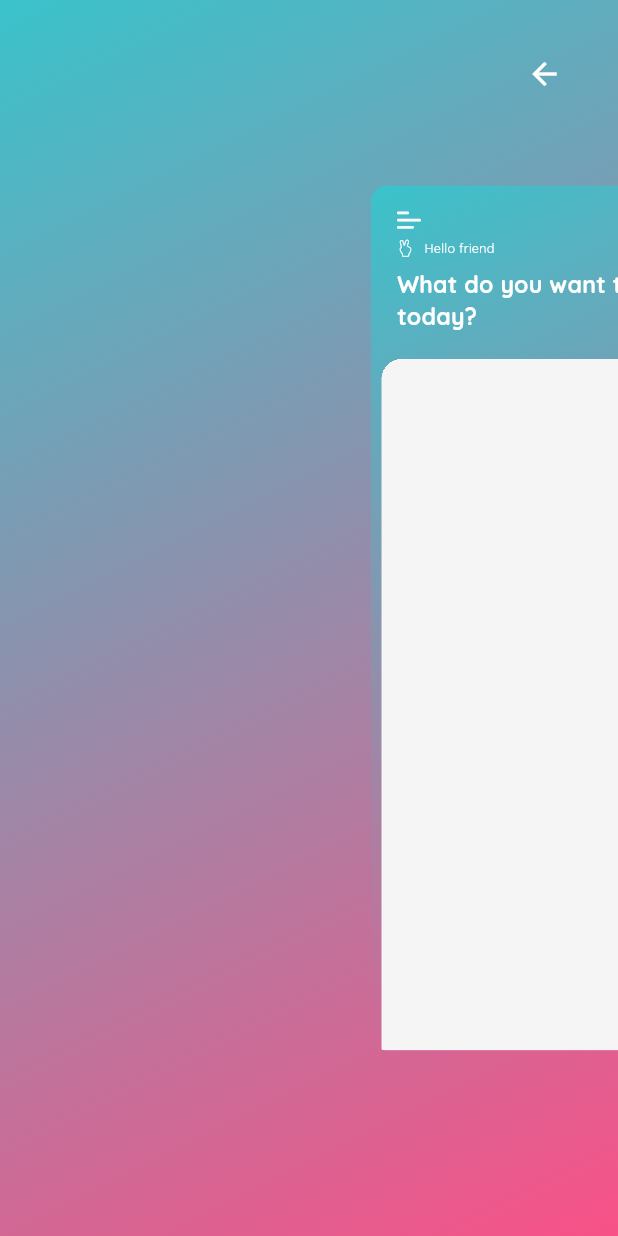
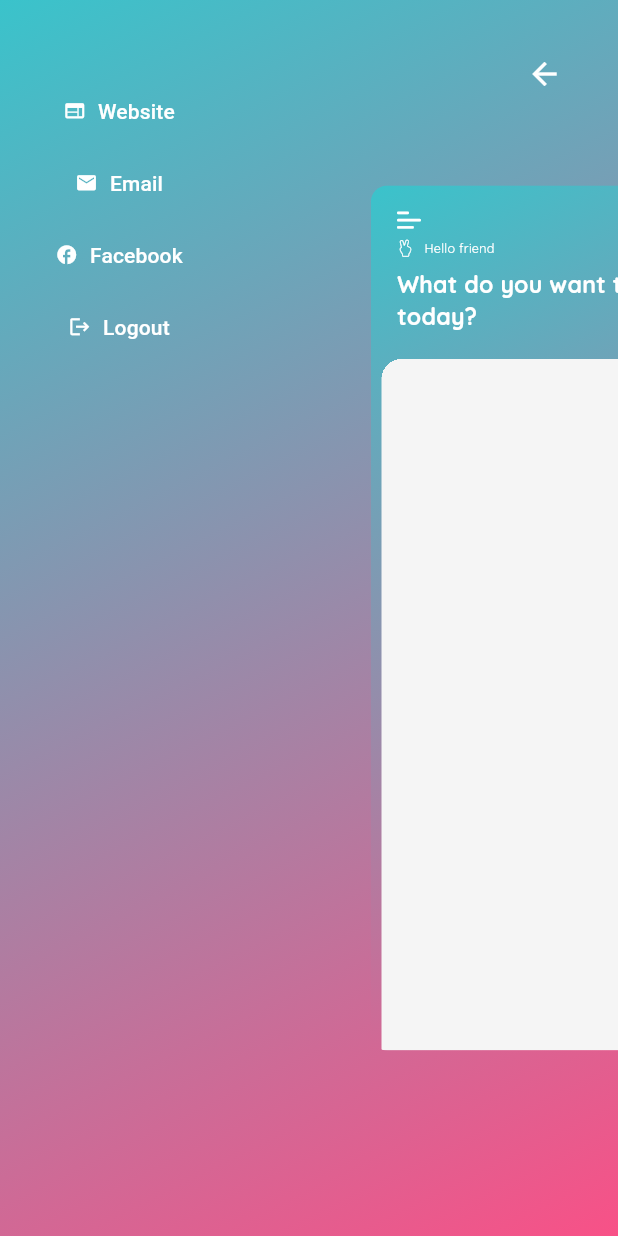
Before and after one commit to developer-zyp/study_app, a Flutter app: the HomeScreen screen opened by its route, after a tap on an icon or button, on a phone screen of 412 x 824 dp. Run offline on Flutter 3.47's test engine with Material 3 defaults, Android fonts, the phone set to English and light mode, and no system bars; drawn by our look-alikes of flutter_zoom_drawer; our stand-ins replace cached_network_image, cloud_firestore, firebase_auth, firebase_core, firebase_storage, flutter_svg and 4 more; accounts and stored records are empty; project files that could hold a hidden picture were left out.

Commit message:
google sign out ui

```diff
--- a/lib/controllers/auth_controller.dart
+++ b/lib/controllers/auth_controller.dart
@@ -47,6 +47,15 @@ class AuthController extends GetxController {
     }
   }
 
+  Future<void> signOut() async {
+    AppLogger.d('Sign out!');
+    try {
+      await _firebaseAuth.signOut();
+    } on FirebaseAuthException catch (e) {
+      AppLogger.e(e);
+    }
+  }
+
   void navigateToIntroScreen() {
     Get.offNamed(RouteNames.introScreen);
   }
@@ -76,4 +85,9 @@ class AuthController extends GetxController {
   void navigateToLoginScreen() {
     Get.toNamed(RouteNames.loginScreen);
   }
+
+  User? getUser() {
+    _user.value = _firebaseAuth.currentUser;
+    return _user.value;
+  }
 }
--- a/lib/controllers/zoom_drawer_controller.dart
+++ b/lib/controllers/zoom_drawer_controller.dart
@@ -1,9 +1,19 @@
+import 'package:firebase_auth/firebase_auth.dart';
 import 'package:flutter_zoom_drawer/flutter_zoom_drawer.dart';
 import 'package:get/get.dart';
+import 'package:study_app/controllers/auth_controller.dart';
+import 'package:study_app/utils/app_logger.dart';
 import 'package:url_launcher/url_launcher.dart';
 
 class MyZoomDrawerController extends GetxController {
   final zoomDrawerController = ZoomDrawerController();
+  Rxn<User?> user = Rxn();
+
+  @override
+  void onReady() {
+    user.value = Get.find<AuthController>().getUser();
+    super.onReady();
+  }
 
   void toggleDrawer() {
     zoomDrawerController.toggle?.call();
@@ -12,9 +22,13 @@ class MyZoomDrawerController extends GetxController {
 
   void signIn() {}
 
-  void signOut() {}
+  void signOut() {
+    Get.find<AuthController>().signOut();
+  }
 
-  void goToWebsite() {}
+  void goToWebsite() {
+    _launch(Uri.parse("https://www.google.com/"));
+  }
 
   void goToEmail() {
     final Uri emailLaunchUri = Uri(scheme: 'mailto', path: 'mypc.zyp@gmail.com');
--- a/lib/screens/home/menu_screeen.dart
+++ b/lib/screens/home/menu_screeen.dart
@@ -29,6 +29,26 @@ class MenuScreen extends GetView<MyZoomDrawerController> {
                       controller.toggleDrawer();
                     },
                   )),
+              Column(
+                children: [
+                  Obx(
+                    () => controller.user.value == null
+                        ? const SizedBox()
+                        : Text(
+                            controller.user.value?.displayName ?? "Login User",
+                            style: const TextStyle(
+                              fontWeight: FontWeight.w900,
+                              fontSize: 18,
+                              color: AppColors.onSurfaceTextColor,
+                            ),
+                          ),
+                  ),
+                  _DrawerButton(iconData: Icons.web, label: "Website", onTap: controller.goToWebsite),
+                  _DrawerButton(iconData: Icons.email, label: "Email", onTap: controller.goToEmail),
+                  _DrawerButton(iconData: Icons.facebook, label: "Facebook", onTap: controller.goToWebsite),
+                  _DrawerButton(iconData: Icons.logout, label: "Logout", onTap: controller.signOut),
+                ],
+              ),
               // Text(
               //   'Hi there!',
               //   style: TextStyle(color: Colors.red),
@@ -40,3 +60,22 @@ class MenuScreen extends GetView<MyZoomDrawerController> {
     );
   }
 }
+
+class _DrawerButton extends StatelessWidget {
+  const _DrawerButton({super.key, required this.iconData, required this.label, required this.onTap});
+
+  final IconData iconData;
+  final String label;
+  final VoidCallback onTap;
+
+  @override
+  Widget build(BuildContext context) {
+    return TextButton.icon(
+        onPressed: onTap,
+        icon: Icon(
+          iconData,
+          size: 15,
+        ),
+        label: Text(label));
+  }
+}
```
